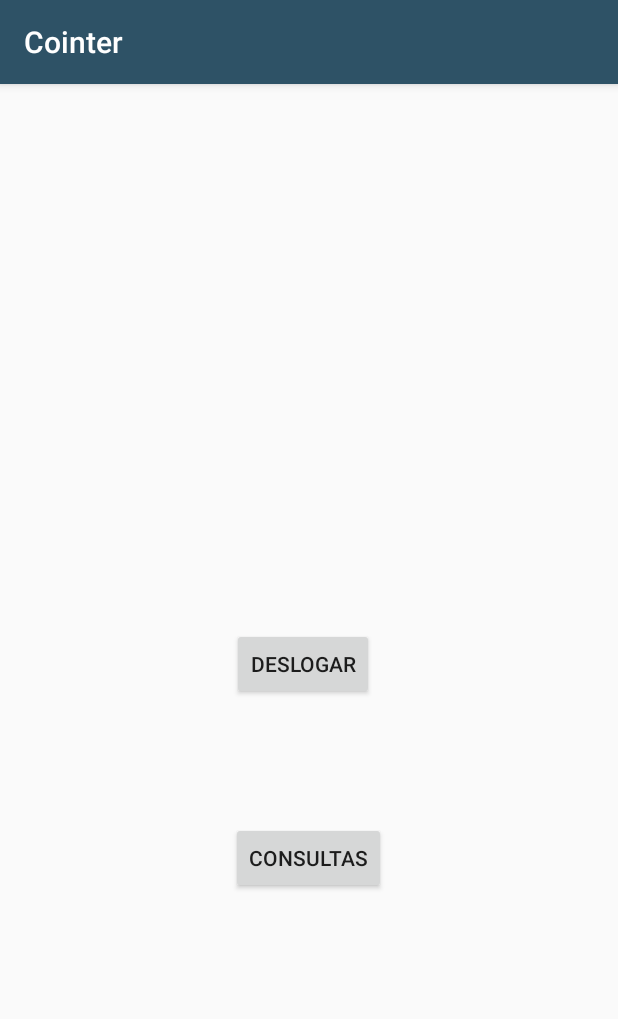
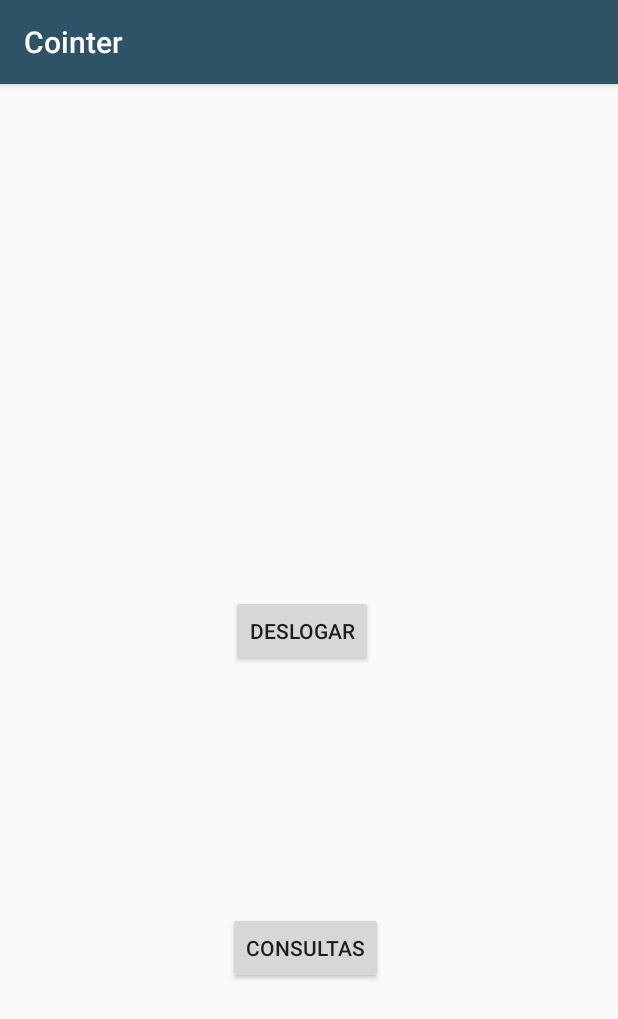
Before and after one commit to italoa7x/projetoPDS, an Android app: the screen it shows after launch once a user with an empty profile is signed in (Home), on a phone screen of 412 x 824 dp. Shown: the top 1019 px of the screen. Run offline under Robolectric (Android 15) with nearby library versions, the phone set to English and light mode, and no system bars; our stand-ins replace Firebase (no records; nobody signed in at launch, a user with empty details on screens opened directly).

Commit message:
Correção de conflitos

```diff
--- a/CointerProject/app/src/main/java/br/com/cointerproject/TelaConsultaValores.java
+++ b/CointerProject/app/src/main/java/br/com/cointerproject/TelaConsultaValores.java
@@ -9,8 +9,7 @@ import android.widget.ArrayAdapter;
 import android.widget.Spinner;
 import android.widget.TextView;
 import android.widget.Toast;
-
-import br.com.cointerproject.fachadaRequisicoes.FachadaRequisicoes;
+import br.com.cointerproject.fachadaRequisicoes.*;
 
 public class TelaConsultaValores extends AppCompatActivity {
     private TextView areaValorMoeda;
--- a/CointerProject/app/src/main/java/br/com/cointerproject/model/Validacao.java
+++ b/CointerProject/app/src/main/java/br/com/cointerproject/model/Validacao.java
@@ -3,7 +3,7 @@ package br.com.cointerproject.model;
 import java.util.regex.Matcher;
 import java.util.regex.Pattern;
 
-public abstract class Validacao {
+public class Validacao {
 
     private static final String EMAIL_PATTERN =
             "^[_A-Za-z0-9-\\+]+(\\.[_A-Za-z0-9-]+)*@"
--- a/CointerProject/app/src/main/java/br/com/cointerproject/view/MainActivity.java
+++ b/CointerProject/app/src/main/java/br/com/cointerproject/view/MainActivity.java
@@ -37,8 +37,6 @@ public class MainActivity extends AppCompatActivity {
         areaSenha = findViewById(R.id.campoSenha);
         btAcessar = findViewById(R.id.btAcessar);
         firebaseAuth = FirebaseAuth.getInstance();
-
-
         // O código abaixo chama a tela de cadastro.
         txtCadastrar.setOnClickListener(new View.OnClickListener() {
 
@@ -47,6 +45,7 @@ public class MainActivity extends AppCompatActivity {
             }
         });
 
+        firebaseAuth = FirebaseAuth.getInstance();
         if(firebaseAuth.getCurrentUser()!=null){
             Toast.makeText(getApplicationContext(), "Logado", Toast.LENGTH_SHORT);
             Intent t = new Intent(MainActivity.this, Home.class);
@@ -59,8 +58,8 @@ public class MainActivity extends AppCompatActivity {
 
 
     // Usei essa método para ser executado no momento em que a tela for construida.
+    // O método abaixo foi criado para verificar se o botão acessar foi clicado, se sim, é feito a lógica para validar os dados.
     private void logarNoSistema() {
-        // O método abaixo foi criado para verificar se o botão acessar foi clicado, se sim, é feito a lógica para validar os dados.
         btAcessar = findViewById(R.id.btAcessar);
         btAcessar.setOnClickListener(new View.OnClickListener() {
             @SuppressLint("WrongConstant")
--- a/CointerProject/app/src/main/res/layout/activity_home.xml
+++ b/CointerProject/app/src/main/res/layout/activity_home.xml
@@ -22,10 +22,11 @@
         android:layout_width="wrap_content"
         android:layout_height="wrap_content"
         android:layout_marginStart="157dp"
-            android:layout_marginTop="130dp"
+        android:layout_marginTop="108dp"
         android:layout_marginEnd="166dp"
         android:text="Deslogar"
         app:layout_constraintEnd_toEndOf="parent"
+        app:layout_constraintHorizontal_bias="0.666"
         app:layout_constraintStart_toStartOf="parent"
         app:layout_constraintTop_toBottomOf="@+id/textohome" />
 
@@ -34,13 +35,14 @@
         android:layout_width="wrap_content"
         android:layout_height="wrap_content"
         android:layout_marginStart="161dp"
-            android:layout_marginTop="81dp"
         android:layout_marginEnd="162dp"
+        android:layout_marginBottom="168dp"
         android:onClick="mudarTelaConsultas"
         android:text="Consultas"
+        app:layout_constraintBottom_toBottomOf="parent"
         app:layout_constraintEnd_toEndOf="parent"
-            app:layout_constraintStart_toStartOf="parent"
-            app:layout_constraintTop_toBottomOf="@+id/deslogar" />
+        app:layout_constraintHorizontal_bias="0.647"
+        app:layout_constraintStart_toStartOf="parent" />
 
 
     android:id="@+id/deslogar"
```
Also changed, not shown: CointerProject/app/src/main/java/br/com/cointerproject/view/CadastroActivity.java (+8 -6 lines). Lines whose indentation alone changed are shown as unchanged.
